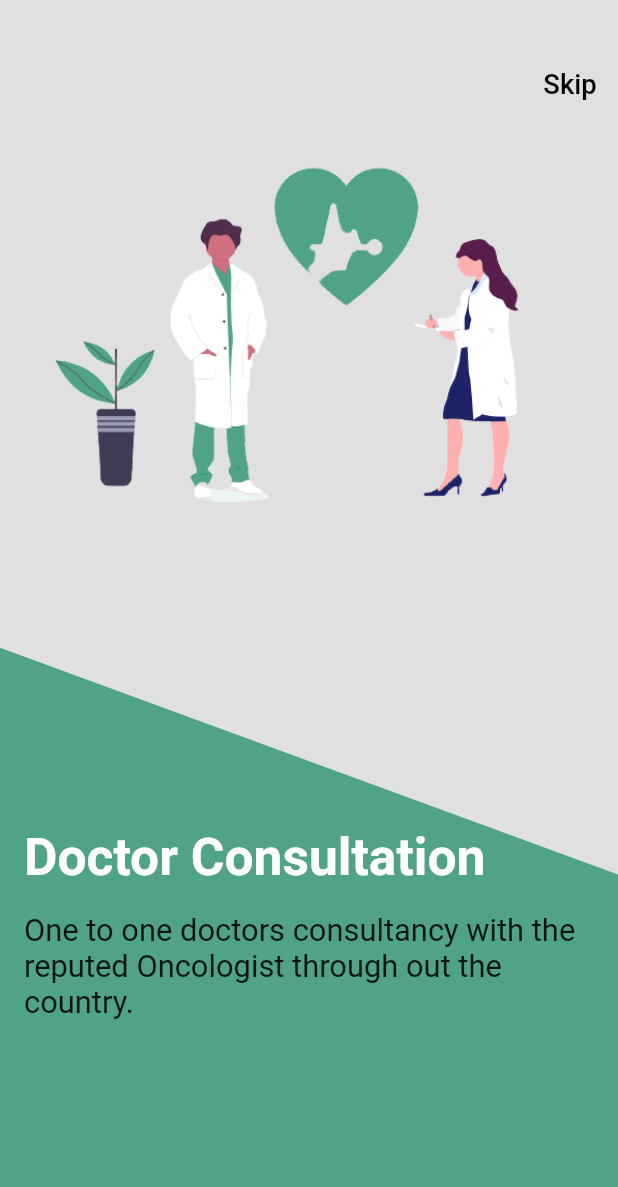
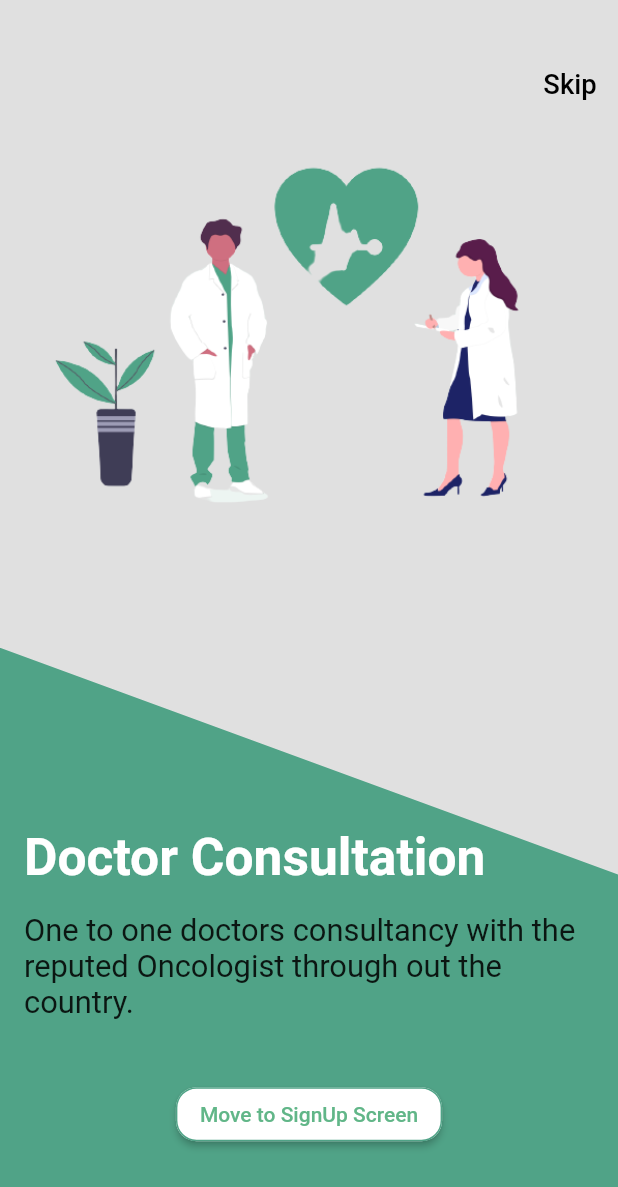
Before and after one commit to Surajpatra700/Oncogems, a Flutter app: the OnboardingScreenThree screen opened directly, on a phone screen of 412 x 824 dp. Shown: the top 1187 px of the screen. Run offline on Flutter 3.47's test engine with Material 2 defaults, Android fonts, the phone set to English and light mode, and no system bars; our stand-ins replace dots_indicator, firebase_auth, firebase_core, flutter_screenutil, get, google_nav_bar and 2 more; accounts and stored records are empty.

Commit message:
Boarding Screen2

```diff
--- a/lib/screens/onboarding Screens/onboardingScreen3.dart
+++ b/lib/screens/onboarding Screens/onboardingScreen3.dart
@@ -114,7 +114,37 @@ class _OnboardingScreenThreeState extends State<OnboardingScreenThree> {
                   )*/
                 ],
               ),
-            )
+            ),
+            Container(
+              width: double.infinity,
+              height: double.infinity,
+
+              child: Stack(
+                alignment: Alignment.bottomCenter,
+                children: [
+                  //OnboardingScreenThree(),
+                  Positioned(
+                      bottom: 50.sp,
+                      child: ElevatedButton(
+                          onPressed: () {
+                            Get.to(SignUp());
+                          },
+                          style: ButtonStyle(
+                            backgroundColor:
+                            MaterialStateProperty.all(Colors.white),
+                            foregroundColor:
+                            MaterialStateProperty.all(Color(0xff61B688)),
+                            shape: MaterialStateProperty.all(
+                                RoundedRectangleBorder(
+                                  borderRadius: BorderRadius.circular(12.sp),
+                                )),
+                            side: MaterialStateProperty.all(
+                                const BorderSide(color: Color(0xff50a387))),
+                          ),
+                          child: Text("Move to SignUp Screen"))),
+                ],
+              ),
+            ),
           ],
         ),
       ),
```
Also changed, not shown: lib/screens/onboarding Screens/onboardingScreen1.dart (+6 -1 lines), lib/screens/onboarding Screens/onboarding_home_screen.dart (+4 -26 lines).
